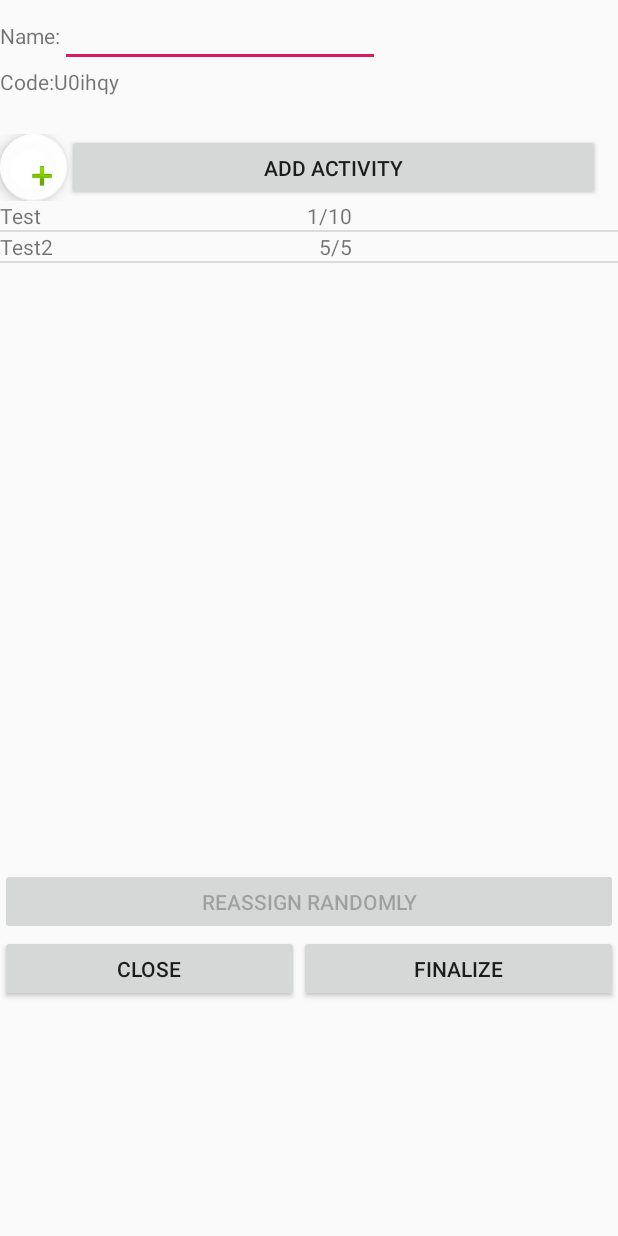
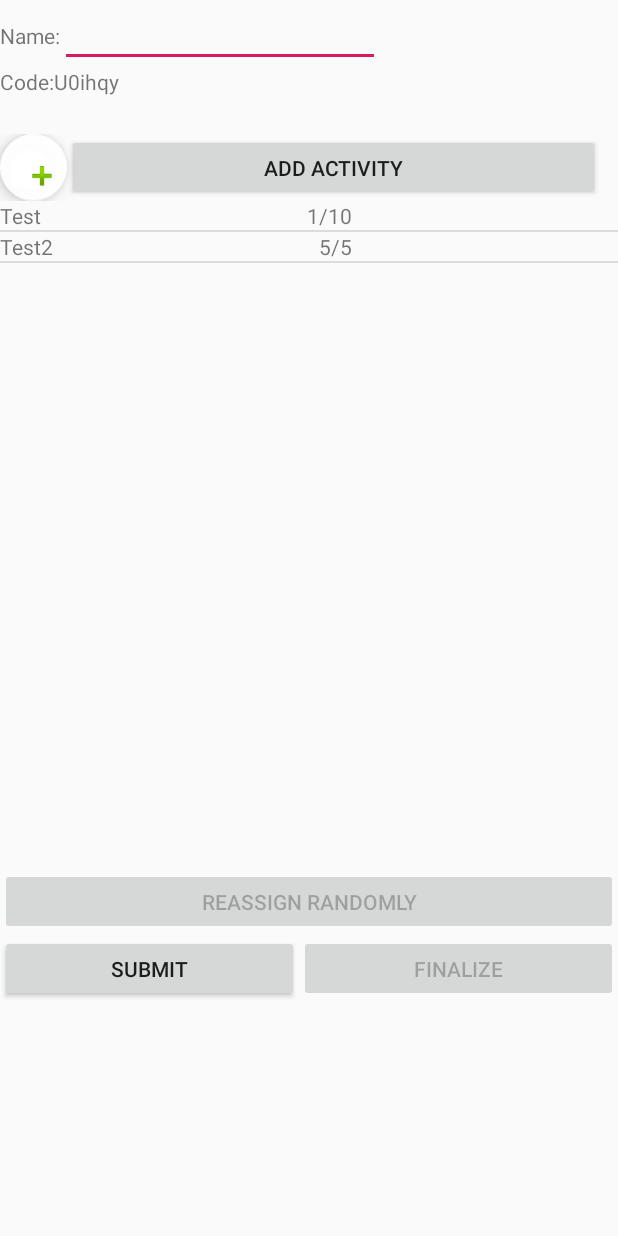
Before and after one commit to net2anshu/Decison-Maker, an Android app: the screen it shows after launch (NewEventActivity), after a tap on "CREATE NEW EVENT", on a phone screen of 412 x 824 dp. Run offline under Robolectric (Android 15) with nearby library versions, the phone set to English and light mode, and no system bars; our stand-ins replace Firebase (no records; nobody signed in at launch, a user with empty details on screens opened directly).

Commit message:
Changed button names

```diff
--- a/app/src/main/java/com/mobisec/DecisionMaker/MainActivity.java
+++ b/app/src/main/java/com/mobisec/DecisionMaker/MainActivity.java
@@ -8,23 +8,21 @@ import android.view.View;
 
 import androidx.appcompat.app.AppCompatActivity;
 
+import com.mobisec.DecisionMaker.utils.Constants;
+
 import java.util.UUID;
 
 public class MainActivity extends AppCompatActivity {
-
-    private SharedPreferences mPreferences;
-    private SharedPreferences.Editor mEditor;
-    String id;
 
     @Override
     protected void onCreate(Bundle savedInstanceState) {
         super.onCreate(savedInstanceState);
         setContentView(R.layout.activity_main);
 
-        mPreferences = PreferenceManager.getDefaultSharedPreferences(this);
-        mEditor = mPreferences.edit();
+        SharedPreferences mPreferences = PreferenceManager.getDefaultSharedPreferences(this);
+        SharedPreferences.Editor mEditor = mPreferences.edit();
 
-        id = mPreferences.getString("id","default");
+        String id = mPreferences.getString(Constants.USER_ID,"default");
 
         if (id.equals("default")) {
             id = UUID.randomUUID().toString();
--- a/app/src/main/java/com/mobisec/DecisionMaker/NewEventActivity.java
+++ b/app/src/main/java/com/mobisec/DecisionMaker/NewEventActivity.java
@@ -12,9 +12,11 @@ import android.widget.EditText;
 import android.widget.ListView;
 import android.widget.PopupWindow;
 import android.widget.TextView;
+import android.widget.Toast;
 
 import com.mobisec.DecisionMaker.model.Event;
 import com.mobisec.DecisionMaker.model.EventActivity;
+import com.mobisec.DecisionMaker.utils.Constants;
 import com.mobisec.DecisionMaker.utils.RandomUtils;
 
 import java.util.ArrayList;
@@ -55,8 +57,8 @@ public class NewEventActivity extends Activity {
         Button addActivity = findViewById(R.id.addActivity);
         addActivity.setOnClickListener(this::popup);
 
-        Button close = findViewById(R.id.closebutton);
-        close.setOnClickListener(view -> finish());
+        Button close = findViewById(R.id.submitbutton);
+        close.setOnClickListener(view -> submit());
 
         Button shuffle = findViewById(R.id.reassignbutton);
         if (hasOverloadedActivities()) {
@@ -66,20 +68,25 @@ public class NewEventActivity extends Activity {
         shuffle.setOnClickListener(view -> reassignRandomly());
 
         Button submit = findViewById(R.id.finalizebutton);
-        submit.setOnClickListener(view -> submit());
+        submit.setOnClickListener(view -> finalizeEvent());
     }
 
     private void submit() {
         SharedPreferences pref = PreferenceManager.getDefaultSharedPreferences(this);
-        String id = pref.getString("id", "");
+        String id = pref.getString(Constants.USER_ID, "");
 
         Event event = new Event(eventId, name.getText().toString(), activities, id);
         getInstance().getReference("Events").child(eventId).setValue(event);
 
+        Toast.makeText(this, "Event submitted", Toast.LENGTH_SHORT).show();
         finish();
     }
 
     private void reassignRandomly() {
+        // TODO
+    }
+
+    private void finalizeEvent() {
         // TODO
     }
 
--- /dev/null
+++ b/app/src/main/java/com/mobisec/DecisionMaker/utils/Constants.java
@@ -0,0 +1,5 @@
+package com.mobisec.DecisionMaker.utils;
+
+public class Constants {
+    public static final String USER_ID = "id";
+}
--- a/app/src/main/res/layout/choose_activity.xml
+++ b/app/src/main/res/layout/choose_activity.xml
@@ -40,7 +40,7 @@
             android:orientation="horizontal">
 
             <Button
-                android:id="@+id/closebutton"
+                android:id="@+id/submitbutton"
                 android:layout_width="199dp"
                 android:layout_height="wrap_content"
                 android:text="Close" />
--- a/app/src/main/res/layout/new_event_activity.xml
+++ b/app/src/main/res/layout/new_event_activity.xml
@@ -103,15 +103,16 @@
             android:orientation="horizontal">
 
             <Button
-                android:id="@+id/closebutton"
+                android:id="@+id/submitbutton"
                 android:layout_width="199dp"
                 android:layout_height="wrap_content"
-                android:text="Close" />
+                android:text="Submit" />
 
             <Button
                 android:id="@+id/finalizebutton"
                 android:layout_width="match_parent"
                 android:layout_height="wrap_content"
+                android:enabled="false"
                 android:text="Finalize" />
         </LinearLayout>
 
```
Also changed, not shown: app/src/main/java/com/mobisec/DecisionMaker/model/Event.java (+9 -0 lines).
